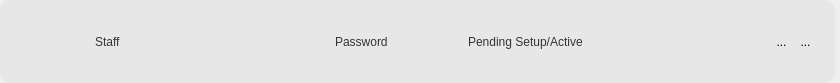
Above: Desktop_Application/Frontend/ui-files/accountUsers.ui from DreddVDomasian/Petmate-Desktop-Application before the change. Below: the same form after it.
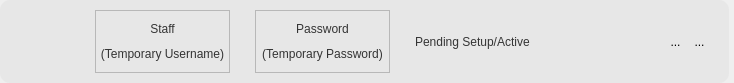
That is the form after the change. Icons and pictures are not drawn.

The edit to the form file:
```diff
--- a/Desktop_Application/Frontend/ui-files/accountUsers.ui
+++ b/Desktop_Application/Frontend/ui-files/accountUsers.ui
@@ -6,7 +6,7 @@
    <rect>
     <x>0</x>
     <y>0</y>
-    <width>840</width>
+    <width>734</width>
     <height>83</height>
    </rect>
   </property>
@@ -95,28 +95,144 @@
        </widget>
       </item>
       <item>
-       <widget class="QLabel" name="userNameLabel">
-        <property name="styleSheet">
-         <string notr="true">font-family:&quot;Montserrat ExtraBold&quot;;
+       <widget class="QFrame" name="frame">
+        <property name="frameShape">
+         <enum>QFrame::StyledPanel</enum>
+        </property>
+        <property name="frameShadow">
+         <enum>QFrame::Raised</enum>
+        </property>
+        <layout class="QVBoxLayout" name="verticalLayout">
+         <property name="spacing">
+          <number>0</number>
+         </property>
+         <property name="leftMargin">
+          <number>0</number>
+         </property>
+         <property name="topMargin">
+          <number>0</number>
+         </property>
+         <property name="rightMargin">
+          <number>0</number>
+         </property>
+         <property name="bottomMargin">
+          <number>0</number>
+         </property>
+         <item>
+          <widget class="QLabel" name="userNameLabel">
+           <property name="sizePolicy">
+            <sizepolicy hsizetype="Preferred" vsizetype="Fixed">
+             <horstretch>0</horstretch>
+             <verstretch>0</verstretch>
+            </sizepolicy>
+           </property>
+           <property name="styleSheet">
+            <string notr="true">font-family:&quot;Montserrat ExtraBold&quot;;
 font-weight:81;
 	color:rgb(52, 52, 52);</string>
-        </property>
-        <property name="text">
-         <string>Staff</string>
-        </property>
+           </property>
+           <property name="text">
+            <string>Staff</string>
+           </property>
+           <property name="alignment">
+            <set>Qt::AlignCenter</set>
+           </property>
+          </widget>
+         </item>
+         <item>
+          <widget class="QLabel" name="tempUser">
+           <property name="sizePolicy">
+            <sizepolicy hsizetype="Preferred" vsizetype="Fixed">
+             <horstretch>0</horstretch>
+             <verstretch>0</verstretch>
+            </sizepolicy>
+           </property>
+           <property name="styleSheet">
+            <string notr="true">
+font-family:&quot;Montserrat Medium&quot;;
+font-weight:57;
+	color:rgb(52, 52, 52);</string>
+           </property>
+           <property name="text">
+            <string>(Temporary Username)</string>
+           </property>
+           <property name="alignment">
+            <set>Qt::AlignCenter</set>
+           </property>
+          </widget>
+         </item>
+        </layout>
        </widget>
       </item>
-      <item alignment="Qt::AlignHCenter">
-       <widget class="QLabel" name="passwordLabel">
-        <property name="styleSheet">
-         <string notr="true">
+      <item>
+       <widget class="QFrame" name="frame_2">
+        <property name="frameShape">
+         <enum>QFrame::StyledPanel</enum>
+        </property>
+        <property name="frameShadow">
+         <enum>QFrame::Raised</enum>
+        </property>
+        <layout class="QVBoxLayout" name="verticalLayout_2">
+         <property name="spacing">
+          <number>0</number>
+         </property>
+         <property name="leftMargin">
+          <number>0</number>
+         </property>
+         <property name="topMargin">
+          <number>0</number>
+         </property>
+         <property name="rightMargin">
+          <number>0</number>
+         </property>
+         <property name="bottomMargin">
+          <number>0</number>
+         </property>
+         <item>
+          <widget class="QLabel" name="passwordLabel">
+           <property name="sizePolicy">
+            <sizepolicy hsizetype="Preferred" vsizetype="Fixed">
+             <horstretch>0</horstretch>
+             <verstretch>0</verstretch>
+            </sizepolicy>
+           </property>
+           <property name="styleSheet">
+            <string notr="true">
 font-family:&quot;Montserrat Medium&quot;;
 font-weight:57;
 	color:rgb(52, 52, 52);</string>
-        </property>
-        <property name="text">
-         <string>Password</string>
-        </property>
+           </property>
+           <property name="text">
+            <string>Password</string>
+           </property>
+           <property name="alignment">
+            <set>Qt::AlignCenter</set>
+           </property>
+          </widget>
+         </item>
+         <item>
+          <widget class="QLabel" name="tempPass">
+           <property name="sizePolicy">
+            <sizepolicy hsizetype="Preferred" vsizetype="Fixed">
+             <horstretch>0</horstretch>
+             <verstretch>0</verstretch>
+            </sizepolicy>
+           </property>
+           <property name="styleSheet">
+            <string notr="true">
+font-family:&quot;Montserrat Medium&quot;;
+font-weight:57;
+	color:rgb(52, 52, 52);</string>
+           </property>
+           <property name="text">
+            <string>(Temporary Password)</string>
+           </property>
+           <property name="alignment">
+            <set>Qt::AlignCenter</set>
+           </property>
+          </widget>
+         </item>
+        </layout>
        </widget>
       </item>
       <item>
```
